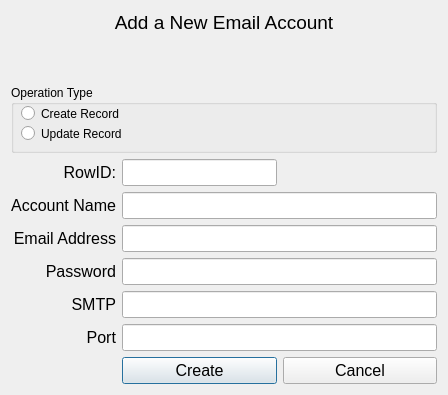
This is account_form.ui in abiatarfestus/payslips as Qt 5 draws it before an edit. The edited form follows.
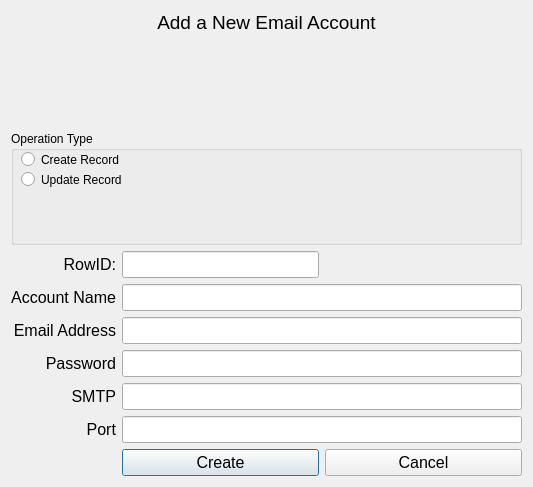
This is the edited form.

Patch:
```diff
--- a/account_form.ui
+++ b/account_form.ui
@@ -6,8 +6,8 @@
    <rect>
     <x>0</x>
     <y>0</y>
-    <width>448</width>
-    <height>395</height>
+    <width>533</width>
+    <height>487</height>
    </rect>
   </property>
   <property name="windowTitle">
@@ -41,7 +41,7 @@
        <rect>
         <x>10</x>
         <y>20</y>
-        <width>101</width>
+        <width>141</width>
         <height>17</height>
        </rect>
       </property>
@@ -54,7 +54,7 @@
        <rect>
         <x>10</x>
         <y>40</y>
-        <width>101</width>
+        <width>151</width>
         <height>17</height>
        </rect>
       </property>
```
